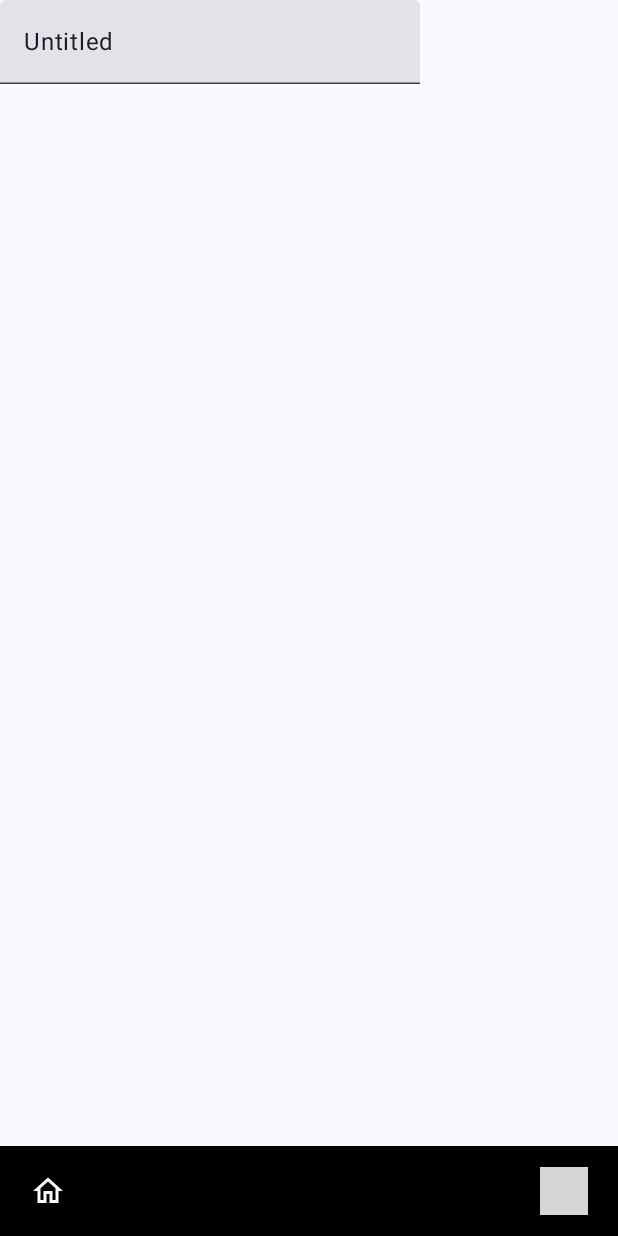
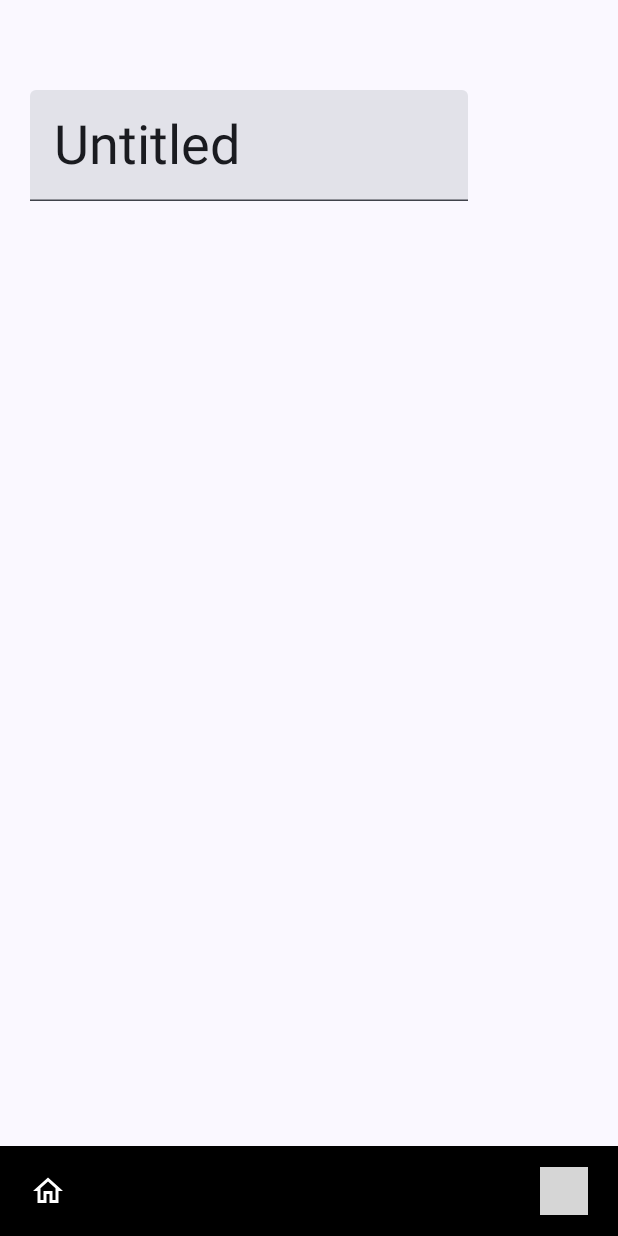
Before and after one commit to aminuolawale/Muffassa, an Android app built with Jetpack Compose: the composable CorpusScreen shown on its own in the app's theme, after a tap on "Home", on a phone screen of 412 x 824 dp. Run offline under Robolectric (Android 15) with nearby library versions, the phone set to English and light mode, and no system bars; our stand-ins replace Dagger/Hilt's generated code, Firebase (no records; nobody signed in at launch, a user with empty details on screens opened directly); 2 statements that could not run were skipped; 1 other tap on this screen came first; grey boxes are pictures that could not be loaded.

Commit message:
Begin corpus editing

```diff
--- a/app/src/main/java/com/aminuolawale/muffassa/presentation/components/ContentWithBottomBar.kt
+++ b/app/src/main/java/com/aminuolawale/muffassa/presentation/components/ContentWithBottomBar.kt
@@ -35,11 +35,12 @@ sealed class BottomBarState {
 fun ContentWithBottomBar(
     navController: NavController,
     userData: UserData?,
+    onClick: () -> Unit = {},
     onDeleteClick: () -> Unit = {},
     bottomBarState: BottomBarState = BottomBarState.Default,
     content: @Composable () -> Unit
 ) {
-    Box(modifier = Modifier.fillMaxSize()) {
+    Box(modifier = Modifier.fillMaxSize().clickable { onClick.invoke() }, ) {
         content()
 
         // Bottombar
--- a/app/src/main/java/com/aminuolawale/muffassa/presentation/corpus/CorpusEvent.kt
+++ b/app/src/main/java/com/aminuolawale/muffassa/presentation/corpus/CorpusEvent.kt
@@ -1,5 +1,7 @@
 package com.aminuolawale.muffassa.presentation.corpus
 
 sealed class CorpusEvent {
+    data  class BeginEdit(val editField: CorpusEditState): CorpusEvent()
     data class TitleChanged(val value: String):CorpusEvent()
+    data object EndEdit: CorpusEvent()
 }
--- a/app/src/main/java/com/aminuolawale/muffassa/presentation/corpus/CorpusScreen.kt
+++ b/app/src/main/java/com/aminuolawale/muffassa/presentation/corpus/CorpusScreen.kt
@@ -1,20 +1,60 @@
 package com.aminuolawale.muffassa.presentation.corpus
 
+import androidx.compose.foundation.clickable
+import androidx.compose.foundation.layout.Arrangement
 import androidx.compose.foundation.layout.Column
+import androidx.compose.foundation.layout.Row
+import androidx.compose.foundation.layout.Spacer
+import androidx.compose.foundation.layout.fillMaxSize
+import androidx.compose.foundation.layout.fillMaxWidth
+import androidx.compose.foundation.layout.height
+import androidx.compose.foundation.layout.padding
+import androidx.compose.material3.Text
 import androidx.compose.material3.TextField
 import androidx.compose.runtime.Composable
 import androidx.compose.runtime.collectAsState
+import androidx.compose.ui.Alignment
+import androidx.compose.ui.Modifier
+import androidx.compose.ui.text.TextStyle
+import androidx.compose.ui.unit.dp
+import androidx.compose.ui.unit.sp
 import androidx.navigation.NavController
 import com.aminuolawale.muffassa.presentation.components.ContentWithBottomBar
 
 @Composable
 fun CorpusScreen(navController: NavController, corpusViewModel: CorpusViewModel) {
     corpusViewModel.state.collectAsState().let {
-        ContentWithBottomBar(navController, corpusViewModel.userData) {
-            Column {
-                TextField(value = it.value.corpus?.title ?: "Untitled", {
-                    corpusViewModel.onEvent(CorpusEvent.TitleChanged(it))
-                })
+        ContentWithBottomBar(
+            navController,
+            userData = corpusViewModel.userData,
+            onClick = { corpusViewModel.onEvent(CorpusEvent.EndEdit) }) {
+            Column(modifier = Modifier.fillMaxSize().padding(20.dp, 60.dp, 20.dp, 0.dp)) {
+                Row(
+                    modifier = Modifier.fillMaxWidth(),
+                    horizontalArrangement = Arrangement.Start,
+                    verticalAlignment = Alignment.CenterVertically
+                ) {
+                    if (it.value.editState == CorpusEditState.TITLE) {
+                        TextField(modifier = Modifier.padding(0.dp),
+                            value = it.value.corpus?.title ?: "Untitled",
+                            textStyle = TextStyle(fontSize = 36.sp),
+                            onValueChange = {
+                                corpusViewModel.onEvent(CorpusEvent.TitleChanged(it))
+                            })
+                    } else {
+                        Text(
+                            text = it.value.corpus?.title ?: "Untitled",
+                            fontSize = 36.sp,
+                            modifier = Modifier.clickable {
+                                corpusViewModel.onEvent(
+                                    CorpusEvent.BeginEdit(
+                                        CorpusEditState.TITLE
+                                    )
+                                )
+                            })
+                    }
+                }
+
             }
         }
     }
--- a/app/src/main/java/com/aminuolawale/muffassa/presentation/corpus/CorpusViewState.kt
+++ b/app/src/main/java/com/aminuolawale/muffassa/presentation/corpus/CorpusViewState.kt
@@ -4,4 +4,10 @@ import com.aminuolawale.muffassa.domain.model.Corpus
 
 data class CorpusViewState(
     val corpus: Corpus? = null,
+    val editState: CorpusEditState = CorpusEditState.NONE,
 )
+
+enum class CorpusEditState {
+    NONE,
+    TITLE,
+}
--- a/app/src/main/java/com/aminuolawale/muffassa/presentation/home/HomeScreen.kt
+++ b/app/src/main/java/com/aminuolawale/muffassa/presentation/home/HomeScreen.kt
@@ -14,8 +14,8 @@ fun HomeScreen(navController: NavController, userData: UserData?, homeViewModel:
         ContentWithBottomBar(
             navController,
             userData,
-            { homeViewModel.onEvent(HomeEvent.DeleteCorpora) },
-            if (it.value.isSelecting) BottomBarState.Selection else BottomBarState.Default,
+            onDeleteClick = { homeViewModel.onEvent(HomeEvent.DeleteCorpora) },
+            bottomBarState = if (it.value.isSelecting) BottomBarState.Selection else BottomBarState.Default,
         ) {
             CorpusGrid(homeViewModel)
         }
--- a/app/src/main/java/com/aminuolawale/muffassa/presentation/home/HomeViewModel.kt
+++ b/app/src/main/java/com/aminuolawale/muffassa/presentation/home/HomeViewModel.kt
@@ -45,7 +45,7 @@ class HomeViewModel @Inject constructor(
                         val corpusId = UUID.randomUUID().toString()
                          corpusRepository.insertCorpus(
                             Corpus( id = corpusId,
-                                title = "untitled",
+                                title = "Untitled",
                                 creatorUserId = it
                             )
                         )
--- a/app/src/main/java/com/aminuolawale/muffassa/presentation/home/components/CorpusGrid.kt
+++ b/app/src/main/java/com/aminuolawale/muffassa/presentation/home/components/CorpusGrid.kt
@@ -25,7 +25,6 @@ import com.aminuolawale.muffassa.presentation.home.HomeViewModel
 import com.aminuolawale.muffassa.presentation.home.HomeViewState
 
 
-@OptIn(ExperimentalFoundationApi::class)
 @Composable
 fun CorpusGrid(homeViewModel: HomeViewModel) {
     // Grid
```
Also changed, not shown: app/src/main/java/com/aminuolawale/muffassa/presentation/corpus/CorpusViewModel.kt (+16 -7 lines).
